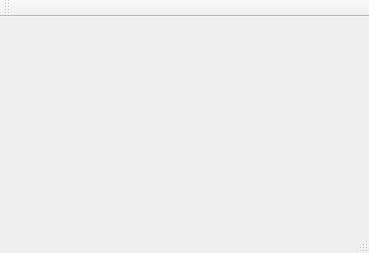
This is src/mainwindow.ui in jandernascimento/imageprocessing-umanipulator as Qt 5 draws it before an edit. The edited form follows.
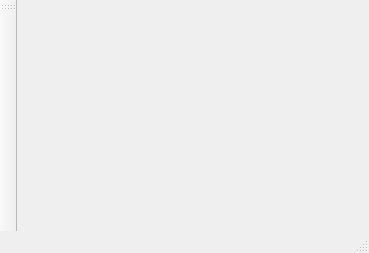
This is the edited form. Icons and pictures are not drawn.

Commit message: adding second toolbar for main buttons

```diff
--- a/src/mainwindow.ui
+++ b/src/mainwindow.ui
@@ -76,10 +76,10 @@
     </size>
    </property>
    <attribute name="toolBarArea">
-    <enum>TopToolBarArea</enum>
+    <enum>LeftToolBarArea</enum>
    </attribute>
    <attribute name="toolBarBreak">
-    <bool>true</bool>
+    <bool>false</bool>
    </attribute>
   </widget>
   <widget class="QStatusBar" name="statusBar">
```
The commit also changes 3 other files.
